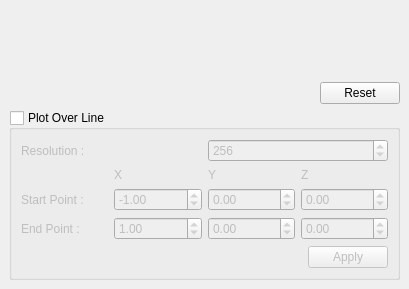
Above: Client/Widgets/PlotOverLIne.ui from CCSEPBVR/CS-IS-PBVR before the change. Below: the same form after it.
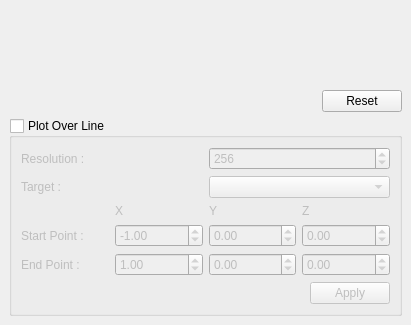
That is the form after the change. Custom widgets are drawn as their Qt base class.

```diff
--- a/Client/Widgets/PlotOverLIne.ui
+++ b/Client/Widgets/PlotOverLIne.ui
@@ -6,8 +6,8 @@
    <rect>
     <x>0</x>
     <y>0</y>
-    <width>409</width>
-    <height>289</height>
+    <width>411</width>
+    <height>325</height>
    </rect>
   </property>
   <property name="windowTitle">
@@ -55,8 +55,8 @@
       <layout class="QGridLayout" name="gridLayout_3">
        <item row="1" column="0" colspan="2">
         <layout class="QGridLayout" name="gridLayout_2">
-         <item row="3" column="3">
-          <widget class="QDoubleSpinBox" name="endPointZDoubleSpinBox">
+         <item row="4" column="1">
+          <widget class="QDoubleSpinBox" name="endPointXDoubleSpinBox">
            <property name="minimum">
             <double>-10000.000000000000000</double>
            </property>
@@ -67,19 +67,19 @@
             <double>0.010000000000000</double>
            </property>
            <property name="value">
-            <double>0.000000000000000</double>
+            <double>1.000000000000000</double>
            </property>
           </widget>
          </item>
-         <item row="0" column="0" colspan="2">
-          <widget class="QLabel" name="label_3">
+         <item row="3" column="0">
+          <widget class="QLabel" name="label">
            <property name="text">
-            <string>Resolution : </string>
+            <string>Start Point : </string>
            </property>
           </widget>
          </item>
-         <item row="2" column="3">
-          <widget class="QDoubleSpinBox" name="startPointZDoubleSpinBox">
+         <item row="4" column="2">
+          <widget class="QDoubleSpinBox" name="endPointYDoubleSpinBox">
            <property name="minimum">
             <double>-10000.000000000000000</double>
            </property>
@@ -94,13 +94,6 @@
            </property>
           </widget>
          </item>
-         <item row="1" column="1">
-          <widget class="QLabel" name="label_5">
-           <property name="text">
-            <string>X</string>
-           </property>
-          </widget>
-         </item>
          <item row="0" column="2" colspan="2">
           <widget class="QSpinBox" name="resolutionSpinBox">
            <property name="minimum">
@@ -114,8 +107,24 @@
            </property>
           </widget>
          </item>
+         <item row="4" column="3">
+          <widget class="QDoubleSpinBox" name="endPointZDoubleSpinBox">
+           <property name="minimum">
+            <double>-10000.000000000000000</double>
+           </property>
+           <property name="maximum">
+            <double>10000.000000000000000</double>
+           </property>
+           <property name="singleStep">
+            <double>0.010000000000000</double>
+           </property>
+           <property name="value">
+            <double>0.000000000000000</double>
+           </property>
+          </widget>
+         </item>
          <item row="3" column="2">
-          <widget class="QDoubleSpinBox" name="endPointYDoubleSpinBox">
+          <widget class="QDoubleSpinBox" name="startPointYDoubleSpinBox">
            <property name="minimum">
             <double>-10000.000000000000000</double>
            </property>
@@ -130,23 +139,14 @@
            </property>
           </widget>
          </item>
+         <item row="0" column="0" colspan="2">
+          <widget class="QLabel" name="label_3">
+           <property name="text">
+            <string>Resolution : </string>
+           </property>
+          </widget>
+         </item>
          <item row="3" column="1">
-          <widget class="QDoubleSpinBox" name="endPointXDoubleSpinBox">
-           <property name="minimum">
-            <double>-10000.000000000000000</double>
-           </property>
-           <property name="maximum">
-            <double>10000.000000000000000</double>
-           </property>
-           <property name="singleStep">
-            <double>0.010000000000000</double>
-           </property>
-           <property name="value">
-            <double>1.000000000000000</double>
-           </property>
-          </widget>
-         </item>
-         <item row="2" column="1">
           <widget class="QDoubleSpinBox" name="startPointXDoubleSpinBox">
            <property name="minimum">
             <double>-10000.000000000000000</double>
@@ -162,50 +162,60 @@
            </property>
           </widget>
          </item>
-         <item row="3" column="0">
-          <widget class="QLabel" name="label_2">
-           <property name="text">
-            <string>End Point : </string>
-           </property>
-          </widget>
-         </item>
-         <item row="1" column="3">
-          <widget class="QLabel" name="label_7">
-           <property name="text">
-            <string>Z</string>
-           </property>
-          </widget>
-         </item>
          <item row="2" column="2">
-          <widget class="QDoubleSpinBox" name="startPointYDoubleSpinBox">
-           <property name="minimum">
-            <double>-10000.000000000000000</double>
-           </property>
-           <property name="maximum">
-            <double>10000.000000000000000</double>
-           </property>
-           <property name="singleStep">
-            <double>0.010000000000000</double>
-           </property>
-           <property name="value">
-            <double>0.000000000000000</double>
-           </property>
-          </widget>
-         </item>
-         <item row="2" column="0">
-          <widget class="QLabel" name="label">
-           <property name="text">
-            <string>Start Point : </string>
-           </property>
-          </widget>
-         </item>
-         <item row="1" column="2">
           <widget class="QLabel" name="label_6">
            <property name="text">
             <string>Y</string>
            </property>
           </widget>
          </item>
+         <item row="2" column="3">
+          <widget class="QLabel" name="label_7">
+           <property name="text">
+            <string>Z</string>
+           </property>
+          </widget>
+         </item>
+         <item row="3" column="3">
+          <widget class="QDoubleSpinBox" name="startPointZDoubleSpinBox">
+           <property name="minimum">
+            <double>-10000.000000000000000</double>
+           </property>
+           <property name="maximum">
+            <double>10000.000000000000000</double>
+           </property>
+           <property name="singleStep">
+            <double>0.010000000000000</double>
+           </property>
+           <property name="value">
+            <double>0.000000000000000</double>
+           </property>
+          </widget>
+         </item>
+         <item row="2" column="1">
+          <widget class="QLabel" name="label_5">
+           <property name="text">
+            <string>X</string>
+           </property>
+          </widget>
+         </item>
+         <item row="4" column="0">
+          <widget class="QLabel" name="label_2">
+           <property name="text">
+            <string>End Point : </string>
+           </property>
+          </widget>
+         </item>
+         <item row="1" column="2" colspan="2">
+          <widget class="QComboBox" name="comboBox"/>
+         </item>
+         <item row="1" column="0" colspan="2">
+          <widget class="QLabel" name="label_4">
+           <property name="text">
+            <string>Target :</string>
+           </property>
+          </widget>
+         </item>
         </layout>
        </item>
        <item row="2" column="0">
```
